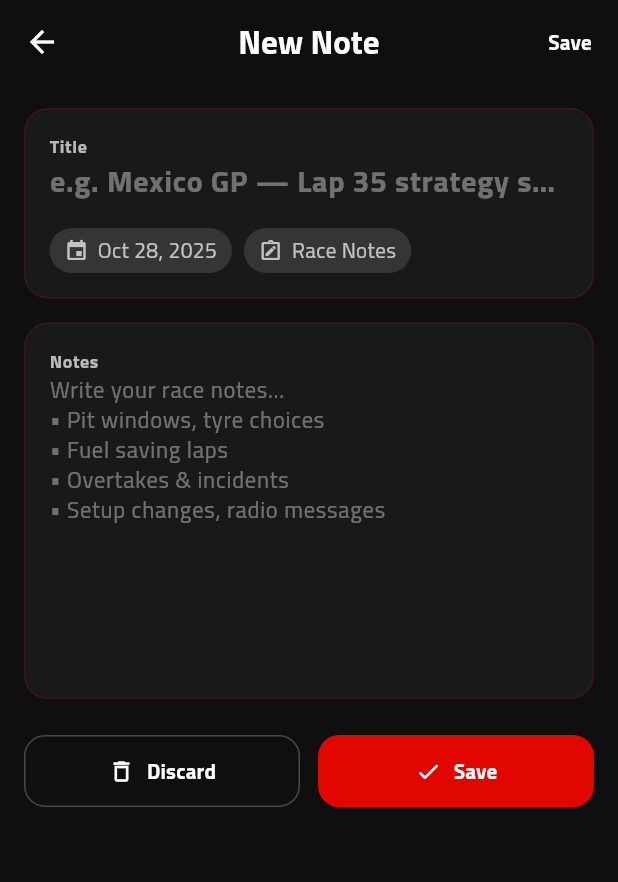
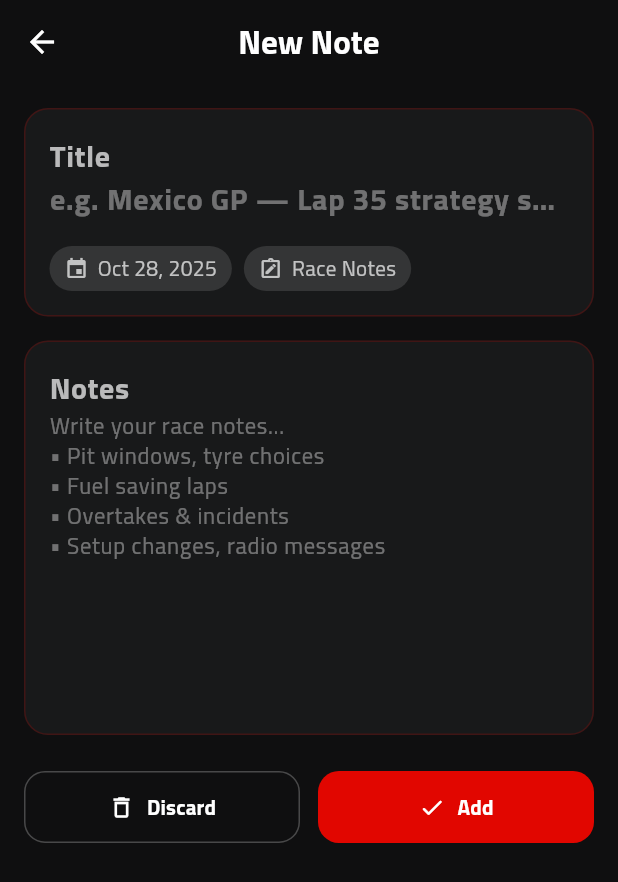
Before and after one commit to Mary-Eqdaih/Formula-1-Flutter, a Flutter app: the AddNote screen opened by its route, on a phone screen of 412 x 824 dp. Shown: the top 882 px of the screen. Run offline on Flutter 3.47's test engine with Material 3 defaults, Android fonts, the phone set to English and light mode, and no system bars; our stand-ins replace flutter_svg, shared_preferences, sqflite; accounts and stored records are empty.

Commit message:
Improve notes feature with dedicated Add Note screen
- Refactor the "Add Note" functionality from a modal bottom sheet into a dedicated `AddNote` screen with an improved, card-based UI.
- Introduce a reusable `PillsWidget` for displaying metadata like date and note type.
- Create a new, styled `F1TextField` widget for consistent text input across the app and use it in the add/edit note flows.
- Replace the old `CustomTextField` with the new `F1TextField` in the `NotesWidget` for editing notes.
- Update the edit note view to use a resizable modal bottom sheet (`isScrollControlled: true`) for a better user experience on different screen sizes.

```diff
--- a/lib/f1/presentation/screens/notes/add_note.dart
+++ b/lib/f1/presentation/screens/notes/add_note.dart
@@ -1,30 +1,5 @@
-// import 'package:flutter/material.dart';
-// import 'package:formula1_fantasy/f1/presentation/providers/notes_provider.dart';
-// import 'package:provider/provider.dart';
-// class AddNote extends StatelessWidget {
-//   const AddNote({super.key});
-//
-//   @override
-//   Widget build(BuildContext context) {
-//     var notesProvider = Provider.of<NotesProvider>(context);
-//     const darkBg = Color(0xFF0F0F10);
-//     const f1Red = Color(0xFFE10600);
-//
-//     return Scaffold(
-//       backgroundColor: darkBg,
-//       appBar: AppBar(
-//         centerTitle: true,
-//         backgroundColor: darkBg,
-//         title: Text("New Note",style: TextStyle(color: Colors.white),),
-//         leading: IconButton(onPressed: (){
-//           Navigator.pop(context);
-//         }, icon: Icon(Icons.arrow_back,color: Colors.white,)),
-//       ),
-//
-//     );
-//   }
-// }
 import 'package:flutter/material.dart';
+import 'package:formula1_fantasy/f1/presentation/widgets/pills_widget.dart';
 import 'package:provider/provider.dart';
 import 'package:formula1_fantasy/f1/data/models/notes_model.dart';
 import 'package:formula1_fantasy/f1/presentation/providers/notes_provider.dart';
@@ -38,39 +13,17 @@ class AddNote extends StatefulWidget {
 
 class _AddNoteState extends State<AddNote> {
   static const darkBg = Color(0xFF0F0F10);
+  static const card = Color(0xFF18191A);
+  static const f1Red = Color(0xFFE10600);
 
-  static const f1Red  = Color(0xFFE10600);
+  TextEditingController titleController = TextEditingController();
+  TextEditingController contentController = TextEditingController();
 
-  final _title = TextEditingController();
-  final _body  = TextEditingController();
 
-  @override
-  void dispose() {
-    _title.dispose();
-    _body.dispose();
-    super.dispose();
-  }
-
-  void _save() {
-    final title = _title.text.trim();
-    final content = _body.text.trim();
-    if (title.isEmpty && content.isEmpty) {
-      Navigator.pop(context); // nothing to save
-      return;
-    }
-
-    final note = NotesModel(
-      title: title.isEmpty ? 'Untitled' : title,
-      content: content,
-      date: "${DateTime.now().day}/${DateTime.now().month}",
-    );
-
-    context.read<NotesProvider>().addNote(note);
-    Navigator.pop(context);
-  }
 
   @override
   Widget build(BuildContext context) {
+    var notesProvider = context.read<NotesProvider>();
     return Scaffold(
       backgroundColor: darkBg,
       appBar: AppBar(
@@ -85,29 +38,33 @@ class _AddNoteState extends State<AddNote> {
           "New Note",
           style: TextStyle(color: Colors.white, fontWeight: FontWeight.w700),
         ),
-        actions: [
-          // simple Save action on the AppBar
-          TextButton(
-            onPressed: _save,
-            child: const Text(
-              "Save",
-              style: TextStyle(color: Colors.white, fontWeight: FontWeight.w800),
-            ),
-          ),
-        ],
       ),
       body: SingleChildScrollView(
         padding: const EdgeInsets.all(16),
         child: Column(
           children: [
-            // TITLE CARD
-            _Card(
+            Container(
+              width: double.infinity,
+              padding: const EdgeInsets.all(16),
+              decoration: BoxDecoration(
+                color: card,
+                borderRadius: BorderRadius.circular(16),
+                border: Border.all(color: f1Red.withOpacity(0.20)),
+              ),
               child: Column(
                 crossAxisAlignment: CrossAxisAlignment.start,
                 children: [
-                  _Label('Title'),
+                  Text(
+                    'Title',
+                    style: const TextStyle(
+                      color: Colors.white70,
+                      fontSize: 20,
+                      letterSpacing: .4,
+                      fontWeight: FontWeight.w600,
+                    ),
+                  ),
                   TextField(
-                    controller: _title,
+                    controller: titleController,
                     style: const TextStyle(
                       color: Colors.white,
                       fontSize: 20,
@@ -124,9 +81,15 @@ class _AddNoteState extends State<AddNote> {
                   const SizedBox(height: 16),
                   Row(
                     children: [
-                      _Pill(icon: Icons.event, text: _prettyDate(DateTime.now())),
+                      PillsWidget(
+                        icon: Icons.event,
+                        text: _prettyDate(DateTime.now()),
+                      ),
                       const SizedBox(width: 8),
-                      _Pill(icon: Icons.note_alt_outlined, text: 'Race Notes'),
+                      PillsWidget(
+                        icon: Icons.note_alt_outlined,
+                        text: 'Race Notes',
+                      ),
                     ],
                   ),
                 ],
@@ -135,14 +98,28 @@ class _AddNoteState extends State<AddNote> {
 
             const SizedBox(height: 16),
 
-            // BODY CARD
-            _Card(
+            Container(
+              width: double.infinity,
+              padding: const EdgeInsets.all(16),
+              decoration: BoxDecoration(
+                color: card,
+                borderRadius: BorderRadius.circular(16),
+                border: Border.all(color: f1Red.withOpacity(0.20)),
+              ),
               child: Column(
                 crossAxisAlignment: CrossAxisAlignment.start,
                 children: [
-                  _Label('Notes'),
+                  Text(
+                    'Notes',
+                    style: const TextStyle(
+                      color: Colors.white70,
+                      fontSize: 20,
+                      letterSpacing: .4,
+                      fontWeight: FontWeight.w600,
+                    ),
+                  ),
                   TextField(
-                    controller: _body,
+                    controller: contentController,
                     cursorColor: f1Red,
                     maxLines: null,
                     minLines: 10,
@@ -153,7 +130,7 @@ class _AddNoteState extends State<AddNote> {
                     ),
                     decoration: const InputDecoration(
                       hintText:
-                      'Write your race notes...\n• Pit windows, tyre choices\n• Fuel saving laps\n• Overtakes & incidents\n• Setup changes, radio messages',
+                          'Write your race notes...\n• Pit windows, tyre choices\n• Fuel saving laps\n• Overtakes & incidents\n• Setup changes, radio messages',
                       hintStyle: TextStyle(color: Colors.white38),
                       border: InputBorder.none,
                       isCollapsed: true,
@@ -180,14 +157,26 @@ class _AddNoteState extends State<AddNote> {
                       ),
                     ),
                     icon: const Icon(Icons.delete_outline, size: 18),
-                    label: const Text('Discard',
-                        style: TextStyle(fontWeight: FontWeight.w700)),
+                    label: const Text(
+                      'Discard',
+                      style: TextStyle(fontWeight: FontWeight.w700),
+                    ),
                   ),
                 ),
                 const SizedBox(width: 12),
                 Expanded(
                   child: ElevatedButton.icon(
-                    onPressed: _save,
+                    onPressed: () {
+                      NotesModel note = NotesModel(
+                        title: titleController.text,
+                        content: contentController.text,
+                        date: "${DateTime.now().day}/${DateTime.now().month}",
+                      );
+                      notesProvider.addNote(note);
+                      titleController.clear();
+                      contentController.clear();
+                      Navigator.pop(context);
+                    },
                     style: ElevatedButton.styleFrom(
                       backgroundColor: f1Red,
                       foregroundColor: Colors.white,
@@ -198,8 +187,10 @@ class _AddNoteState extends State<AddNote> {
                       elevation: 0,
                     ),
                     icon: const Icon(Icons.check_rounded, size: 18),
-                    label: const Text('Save',
-                        style: TextStyle(fontWeight: FontWeight.w800)),
+                    label: const Text(
+                      'Add',
+                      style: TextStyle(fontWeight: FontWeight.w800),
+                    ),
                   ),
                 ),
               ],
@@ -213,77 +204,19 @@ class _AddNoteState extends State<AddNote> {
 
   static String _prettyDate(DateTime d) {
     const months = [
-      'Jan','Feb','Mar','Apr','May','Jun',
-      'Jul','Aug','Sep','Oct','Nov','Dec'
+      'Jan',
+      'Feb',
+      'Mar',
+      'Apr',
+      'May',
+      'Jun',
+      'Jul',
+      'Aug',
+      'Sep',
+      'Oct',
+      'Nov',
+      'Dec',
     ];
     return '${months[d.month - 1]} ${d.day}, ${d.year}';
   }
 }
-
-/* ---------- small UI bits (same visual style) ---------- */
-
-class _Card extends StatelessWidget {
-  const _Card({required this.child});
-  final Widget child;
-
-  static const card = Color(0xFF18191A);
-  static const f1Red = Color(0xFFE10600);
-
-  @override
-  Widget build(BuildContext context) {
-    return Container(
-      width: double.infinity,
-      padding: const EdgeInsets.all(16),
-      decoration: BoxDecoration(
-        color: card,
-        borderRadius: BorderRadius.circular(16),
-        border: Border.all(color: f1Red.withOpacity(0.20)),
-      ),
-      child: child,
-    );
-  }
-}
-
-class _Label extends StatelessWidget {
-  const _Label(this.text);
-  final String text;
-
-  @override
-  Widget build(BuildContext context) {
-    return Text(
-      text,
-      style: const TextStyle(
-        color: Colors.white70,
-        fontSize: 12,
-        letterSpacing: .4,
-        fontWeight: FontWeight.w600,
-      ),
-    );
-  }
-}
-
-class _Pill extends StatelessWidget {
-  const _Pill({required this.icon, required this.text});
-  final IconData icon;
-  final String text;
-
-  @override
-  Widget build(BuildContext context) {
-    return Container(
-      height: 30,
-      padding: const EdgeInsets.symmetric(horizontal: 10),
-      decoration: BoxDecoration(
-        color: Colors.white12,
-        borderRadius: BorderRadius.circular(30),
-      ),
-      child: Row(
-        mainAxisSize: MainAxisSize.min,
-        children: [
-          Icon(icon, size: 16, color: Colors.white70),
-          const SizedBox(width: 6),
-          Text(text, style: const TextStyle(color: Colors.white70)),
-        ],
-      ),
-    );
-  }
-}
--- /dev/null
+++ b/lib/f1/presentation/widgets/pills_widget.dart
@@ -0,0 +1,27 @@
+import 'package:flutter/material.dart';
+
+class PillsWidget extends StatelessWidget {
+  const PillsWidget({required this.icon, required this.text});
+  final IconData icon;
+  final String text;
+
+  @override
+  Widget build(BuildContext context) {
+    return Container(
+      height: 30,
+      padding: const EdgeInsets.symmetric(horizontal: 10),
+      decoration: BoxDecoration(
+        color: Colors.white12,
+        borderRadius: BorderRadius.circular(30),
+      ),
+      child: Row(
+        mainAxisSize: MainAxisSize.min,
+        children: [
+          Icon(icon, size: 16, color: Colors.white70),
+          const SizedBox(width: 6),
+          Text(text, style: const TextStyle(color: Colors.white70)),
+        ],
+      ),
+    );
+  }
+}
--- a/lib/main.dart
+++ b/lib/main.dart
@@ -73,6 +73,7 @@ class _MyAppState extends State<MyApp> {
           Routes.notes: (context) => Notes(),
           Routes.aboutF1: (context) => aboutF1(),
           Routes.addNote: (context) => AddNote(),
+
         },
         debugShowCheckedModeBanner: false,
         // home: HomeScreen(),
```
Also changed, not shown: lib/f1/presentation/screens/notes/notes.dart (+0 -63 lines), lib/f1/presentation/widgets/f1_text_field.dart (added, +73 -0 lines), lib/f1/presentation/widgets/notes_widget.dart (+20 -8 lines), lib/f1/presentation/screens/notes/edit_note.dart (deleted).
